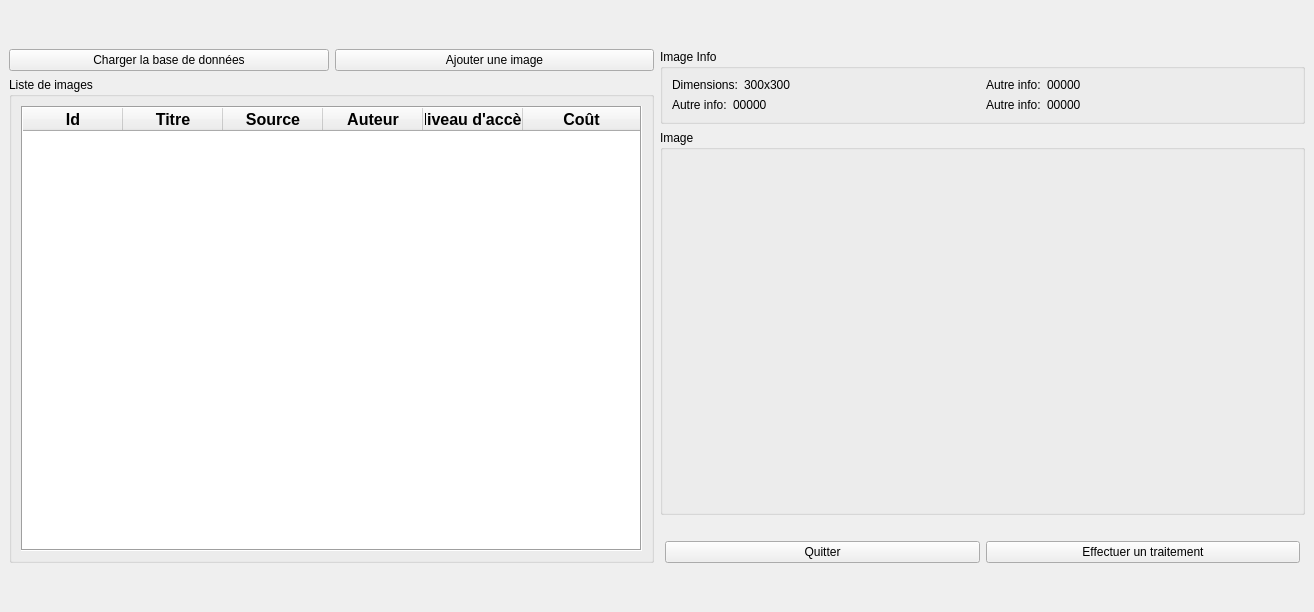
Qt form ui/listwindow.ui (konstantinosmelis/projet-informatique) before a commit.
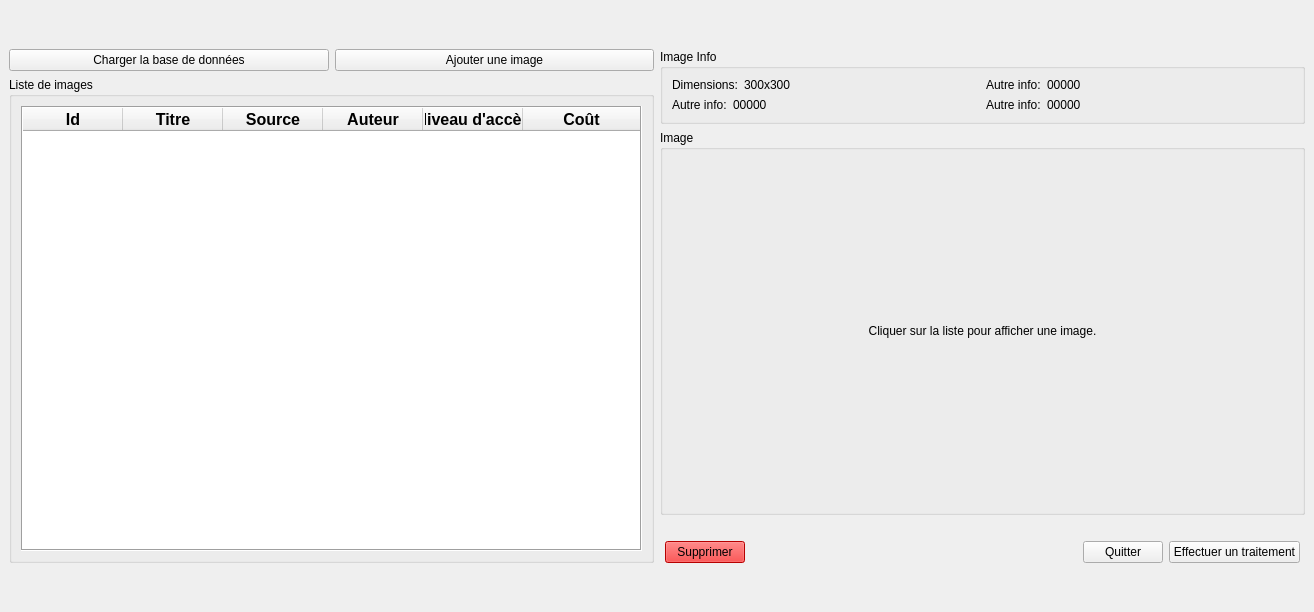
The same form after that commit.

Commit message: delete feature completed and fix a bug related to the user's role: cast the string value from the file before assigning it to the _isAdmin variable

```diff
--- a/ui/listwindow.ui
+++ b/ui/listwindow.ui
@@ -340,7 +340,10 @@
               <string notr="true">Image...</string>
              </property>
              <property name="text">
-              <string/>
+              <string>Cliquer sur la liste pour afficher une image.</string>
+             </property>
+             <property name="alignment">
+              <set>Qt::AlignCenter</set>
              </property>
             </widget>
            </item>
@@ -348,7 +351,7 @@
          </widget>
         </item>
         <item>
-         <layout class="QHBoxLayout" name="horizontalLayout_5" stretch="0,0">
+         <layout class="QHBoxLayout" name="horizontalLayout_5" stretch="0,0,0,0">
           <property name="leftMargin">
            <number>5</number>
           </property>
@@ -358,6 +361,30 @@
           <property name="rightMargin">
            <number>5</number>
           </property>
+          <item>
+           <widget class="QPushButton" name="deleteButton">
+            <property name="styleSheet">
+             <string notr="true">background-color:red;
+</string>
+            </property>
+            <property name="text">
+             <string>Supprimer</string>
+            </property>
+           </widget>
+          </item>
+          <item>
+           <spacer name="horizontalSpacer">
+            <property name="orientation">
+             <enum>Qt::Horizontal</enum>
+            </property>
+            <property name="sizeHint" stdset="0">
+             <size>
+              <width>40</width>
+              <height>20</height>
+             </size>
+            </property>
+           </spacer>
+          </item>
           <item>
            <widget class="QPushButton" name="exitButton">
             <property name="sizePolicy">
```
The commit also changes 11 other files.
